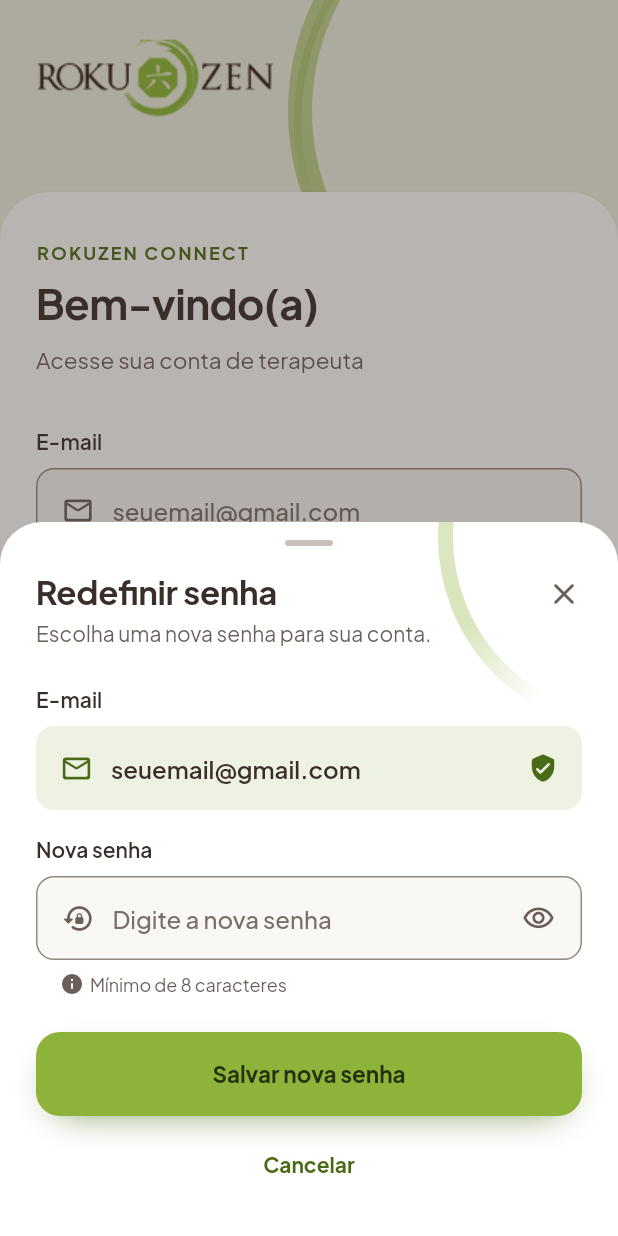
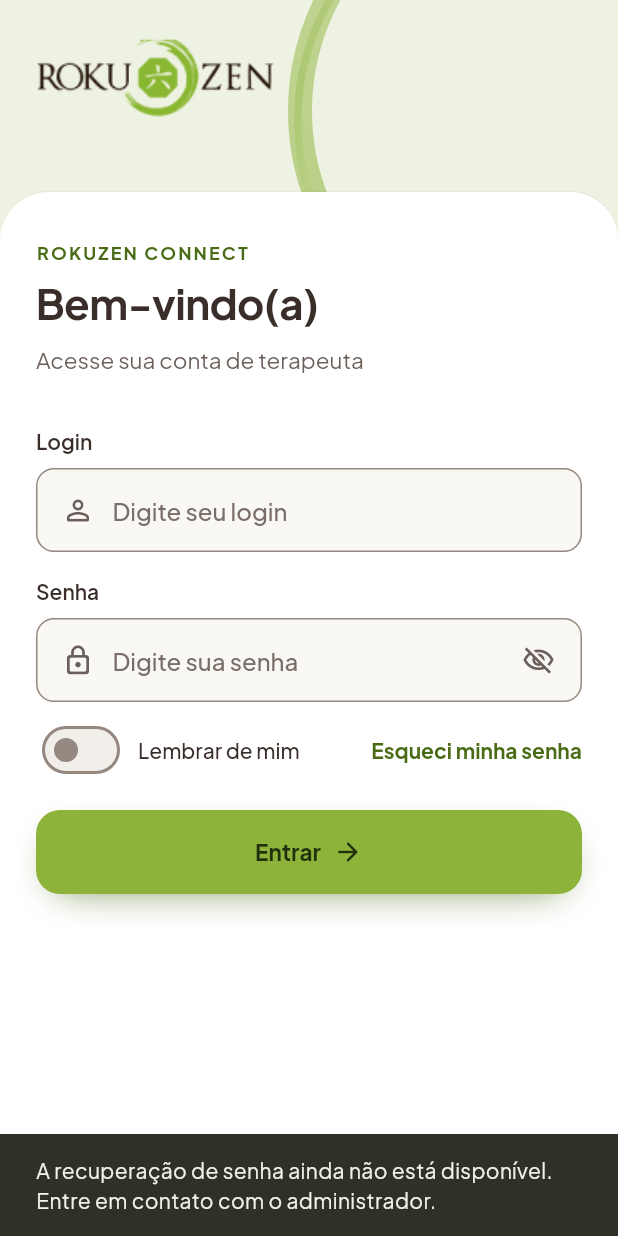
Before and after one commit to LucasCecareli/rokuzen-connect, a Flutter app: the screen it shows after launch, after a tap on the "visibility" icon, after a tap on "Esqueci minha senha", on a phone screen of 412 x 824 dp. Run offline on Flutter 3.47's test engine with Material 3 defaults, Android fonts, the phone set to English and light mode, and no system bars; our stand-ins replace google_fonts, shared_preferences.

Commit message:
feat(auth): implementa login integrado ao backend

```diff
--- /dev/null
+++ b/lib/data/services/login_preferences_service.dart
@@ -0,0 +1,42 @@
+
+import 'package:shared_preferences/shared_preferences.dart';
+
+/// Gerencia a preferência "Lembrar de mim".
+/// Armazena apenas o login, nunca a senha.
+class LoginPreferencesService {
+  static const String _chaveLogin = 'rokuzen_login_lembrado';
+  static const String _chaveLembrar = 'rokuzen_lembrar_login';
+
+  /// Recupera o login salvo, se a preferência estiver ativa.
+  Future<String?> carregarLogin() async {
+    final prefs = await SharedPreferences.getInstance();
+
+    final lembrar = prefs.getBool(_chaveLembrar) ?? false;
+
+    if (!lembrar) return null;
+
+    return prefs.getString(_chaveLogin);
+  }
+
+  /// Verifica se o usuário escolheu lembrar o login.
+  Future<bool> deveLembrar() async {
+    final prefs = await SharedPreferences.getInstance();
+    return prefs.getBool(_chaveLembrar) ?? false;
+  }
+
+  /// Salva apenas o login após autenticação bem-sucedida.
+  Future<void> salvarLogin(String login) async {
+    final prefs = await SharedPreferences.getInstance();
+
+    await prefs.setString(_chaveLogin, login);
+    await prefs.setBool(_chaveLembrar, true);
+  }
+
+  /// Remove o login salvo e desativa a preferência.
+  Future<void> limparLogin() async {
+    final prefs = await SharedPreferences.getInstance();
+
+    await prefs.remove(_chaveLogin);
+    await prefs.setBool(_chaveLembrar, false);
+  }
+}
--- a/lib/features/login/tela_login.dart
+++ b/lib/features/login/tela_login.dart
@@ -1,22 +1,18 @@
-import 'dart:async';
-
 import 'package:flutter/material.dart';
 
 import '../../core/app_colors.dart';
-import '../../core/app_config.dart';
+import '../../data/services/auth_api_service.dart';
+import '../../data/services/login_preferences_service.dart';
 import '../../core/app_text.dart';
 import '../../widgets/campos.dart';
 import '../../widgets/componentes.dart';
 import '../../widgets/decoracao.dart';
-import '../../widgets/folhas.dart';
 import '../../widgets/responsivo.dart';
 
 enum _Estado { ocioso, carregando, sucesso, erro }
 
 /// Tela de login do terapeuta.
-///
-/// Modo de demonstração: aceita qualquer e-mail terminado em @gmail.com e
-/// qualquer senha não vazia.
+/// Autenticação real pelo backend Rokuzen Connect.
 class TelaLogin extends StatefulWidget {
   const TelaLogin({super.key, required this.aoEntrar});
   final VoidCallback aoEntrar;
@@ -26,87 +22,145 @@ class TelaLogin extends StatefulWidget {
 }
 
 class _TelaLoginState extends State<TelaLogin> {
-  final _email = TextEditingController();
+  final _login = TextEditingController();
   final _senha = TextEditingController();
   final _focoSenha = FocusNode();
   bool _mostrarSenha = false;
-  bool _lembrar = true;
+  bool _lembrar = false;
+  bool _preferenciasCarregadas = false;
+
+  final LoginPreferencesService _loginPreferences = LoginPreferencesService();
   _Estado _estado = _Estado.ocioso;
-  String? _erroEmail;
+  String? _erroLogin;
+  String _mensagemErro = 'Login ou senha incorretos.';
   String? _erroSenha;
-  Timer? _timer;
 
   bool get _ocupado =>
       _estado == _Estado.carregando || _estado == _Estado.sucesso;
 
   @override
+  void initState() {
+    super.initState();
+    _carregarPreferencias();
+  }
+
+  Future<void> _carregarPreferencias() async {
+    try {
+      final lembrar = await _loginPreferences.deveLembrar();
+      final loginSalvo = await _loginPreferences.carregarLogin();
+
+      if (!mounted) return;
+
+      setState(() {
+        _lembrar = lembrar;
+        _preferenciasCarregadas = true;
+
+        if (lembrar && loginSalvo != null) {
+          _login.text = loginSalvo;
+        }
+      });
+    } catch (_) {
+      if (!mounted) return;
+
+      setState(() {
+        _lembrar = false;
+        _preferenciasCarregadas = true;
+      });
+    }
+  }
+
+  @override
   void dispose() {
-    _timer?.cancel();
-    _email.dispose();
+    _login.dispose();
     _senha.dispose();
     _focoSenha.dispose();
     super.dispose();
   }
 
   void _limparErros() {
-    if (_erroEmail != null || _erroSenha != null || _estado == _Estado.erro) {
+    if (_erroLogin != null || _erroSenha != null || _estado == _Estado.erro) {
       setState(() {
-        _erroEmail = null;
+        _erroLogin = null;
         _erroSenha = null;
         if (_estado == _Estado.erro) _estado = _Estado.ocioso;
       });
     }
   }
 
-  void _entrar() {
+  Future<void> _entrar() async {
     if (_ocupado) return;
-    final email = _email.text.trim();
+
+    final login = _login.text.trim();
     final senha = _senha.text;
-    String? erroEmail;
-    String? erroSenha;
-    if (AppConfig.modoDemonstracao) {
-      if (!RegExp(r'^\S+@gmail\.com$', caseSensitive: false).hasMatch(email)) {
-        erroEmail = 'Use um e-mail válido terminado em @gmail.com';
-      }
-      if (senha.isEmpty) erroSenha = 'Digite sua senha';
-    } else {
-      if (!RegExp(r'^\S+@\S+\.\S+$').hasMatch(email)) {
-        erroEmail = email.isEmpty ? 'Informe seu e-mail' : 'Informe um e-mail válido';
-      }
-      if (senha.isEmpty) erroSenha = 'Informe sua senha';
-    }
-    if (erroEmail != null || erroSenha != null) {
+    final erroLogin = login.isEmpty ? 'Informe seu login' : null;
+    final erroSenha = senha.isEmpty ? 'Informe sua senha' : null;
+
+    if (erroLogin != null || erroSenha != null) {
       setState(() {
-        _erroEmail = erroEmail;
+        _erroLogin = erroLogin;
         _erroSenha = erroSenha;
         _estado = _Estado.ocioso;
       });
       return;
     }
+
     FocusScope.of(context).unfocus();
     setState(() {
-      _erroEmail = null;
+      _erroLogin = null;
       _erroSenha = null;
       _estado = _Estado.carregando;
     });
-    // TODO(grupo): quando houver autenticação real, validar no backend aqui
-    // e usar `_Estado.erro` para "E-mail ou senha incorretos".
-    _timer = Timer(const Duration(milliseconds: 900), () {
+
+    try {
+      final resultado = await AuthApiService().autenticar(
+        login: login,
+        senha: senha,
+      );
       if (!mounted) return;
+
+      if (resultado['success'] == true) {
+        try {
+          if (_lembrar) {
+            await _loginPreferences.salvarLogin(login);
+          } else {
+            await _loginPreferences.limparLogin();
+          }
+        } catch (_) {
+          // Falhas no armazenamento local não impedem o login.
+        }
+
+        if (!mounted) return;
+
+        _senha.clear();
         setState(() => _estado = _Estado.sucesso);
-      _timer = Timer(const Duration(milliseconds: 900), widget.aoEntrar);
+        widget.aoEntrar();
+      }else {
+        if (!mounted) return;
+        setState(() {
+          _mensagemErro = resultado['message'] is String
+              ? resultado['message'] as String
+              : 'Login ou senha incorretos.';
+          _estado = _Estado.erro;
         });
       }
+    } catch (_) {
+      if (!mounted) return;
+      setState(() {
+        _mensagemErro =
+            'Não foi possível autenticar. Verifique suas credenciais e a conexão com o servidor.';
+        _estado = _Estado.erro;
+      });
+    }
+  }
 
-  Future<void> _esqueciSenha() async {
+  void _esqueciSenha() {
     if (_ocupado) return;
-    final email = _email.text.trim();
-    await abrirFolha<void>(
-      context,
-      builder: (_) => _FolhaRedefinirSenha(
-        email: RegExp(r'^\S+@\S+\.\S+$').hasMatch(email)
-            ? email
-            : 'seuemail@gmail.com',
+    ScaffoldMessenger.of(context).showSnackBar(
+      const SnackBar(
+        content: Text(
+          'A recuperação de senha ainda não está disponível. '
+          'Entre em contato com o administrador.',
+        ),
       ),
     );
   }
@@ -141,7 +195,11 @@ class _TelaLoginState extends State<TelaLogin> {
           top: -84,
           right: -112,
           child: AnelEnso(
-              tamanho: 328, espessura: 5, rotacao: 244, intensidade: 0.7),
+            tamanho: 328,
+            espessura: 5,
+            rotacao: 244,
+            intensidade: 0.7,
+          ),
         ),
         SafeArea(
           bottom: false,
@@ -169,7 +227,8 @@ class _TelaLoginState extends State<TelaLogin> {
                       decoration: BoxDecoration(
                         color: AppColors.superficie,
                         borderRadius: const BorderRadius.vertical(
-                            top: Radius.circular(32)),
+                          top: Radius.circular(32),
+                        ),
                         boxShadow: [
                           BoxShadow(
                             color: AppColors.texto.withValues(alpha: 0.04),
@@ -190,8 +249,12 @@ class _TelaLoginState extends State<TelaLogin> {
                           children: [
                             _formulario(erroGeral),
                             Padding(
-                              padding: EdgeInsets.fromLTRB(0, 32, 0,
-                                  24 + MediaQuery.paddingOf(context).bottom),
+                              padding: EdgeInsets.fromLTRB(
+                                0,
+                                32,
+                                0,
+                                24 + MediaQuery.paddingOf(context).bottom,
+                              ),
                               child: _rodape(),
                             ),
                           ],
@@ -221,7 +284,11 @@ class _TelaLoginState extends State<TelaLogin> {
           bottom: -220,
           left: -180,
           child: AnelEnso(
-              tamanho: 480, espessura: 14, rotacao: 40, intensidade: 0.8),
+            tamanho: 480,
+            espessura: 14,
+            rotacao: 40,
+            intensidade: 0.8,
+          ),
         ),
         SafeArea(
           child: Center(
@@ -242,7 +309,10 @@ class _TelaLoginState extends State<TelaLogin> {
                       child: Column(
                         crossAxisAlignment: CrossAxisAlignment.stretch,
                         children: [
-                          Align(alignment: Alignment.centerLeft, child: _logo()),
+                          Align(
+                            alignment: Alignment.centerLeft,
+                            child: _logo(),
+                          ),
                           const SizedBox(height: 32),
                           _formulario(erroGeral),
                         ],
@@ -291,8 +361,10 @@ class _TelaLoginState extends State<TelaLogin> {
       child: Column(
         crossAxisAlignment: CrossAxisAlignment.stretch,
         children: [
-            Text('ROKUZEN CONNECT',
-                style: AppText.sobretitulo().copyWith(letterSpacing: 1.4)),
+          Text(
+            'ROKUZEN CONNECT',
+            style: AppText.sobretitulo().copyWith(letterSpacing: 1.4),
+          ),
           const SizedBox(height: 8),
           Text('Bem-vindo(a)', style: AppText.tituloTela()),
           const SizedBox(height: 8),
@@ -302,21 +374,19 @@ class _TelaLoginState extends State<TelaLogin> {
           ),
           if (erroGeral) ...[
             const SizedBox(height: 24),
-              const _BannerErro(),
+            _BannerErro(mensagem: _mensagemErro),
           ],
           SizedBox(height: erroGeral ? 24 : 32),
           CampoTexto(
-              rotulo: 'E-mail',
-              controller: _email,
-              icone: Icons.mail_outline_rounded,
-              dica: AppConfig.modoDemonstracao
-                  ? 'seuemail@gmail.com'
-                  : 'seuemail@rokuzen.com.br',
-              erro: _erroEmail,
+            rotulo: 'Login',
+            controller: _login,
+            icone: Icons.person_outline_rounded,
+            dica: 'Digite seu login',
+            erro: _erroLogin,
             erroComIcone: false,
-              teclado: TextInputType.emailAddress,
+            teclado: TextInputType.text,
             acaoTeclado: TextInputAction.next,
-              autofill: const [AutofillHints.username, AutofillHints.email],
+            autofill: const [AutofillHints.username],
             habilitado: !_ocupado,
             aoMudar: (_) => _limparErros(),
             aoEnviar: (_) => _focoSenha.requestFocus(),
@@ -353,20 +423,31 @@ class _TelaLoginState extends State<TelaLogin> {
               Expanded(
                 child: InkWell(
                   borderRadius: BorderRadius.circular(8),
-                    onTap: () => setState(() => _lembrar = !_lembrar),
+                  onTap: _ocupado || !_preferenciasCarregadas
+                      ? null
+                      : () => setState(() => _lembrar = !_lembrar),
                   child: ConstrainedBox(
                     constraints: const BoxConstraints(minHeight: 48),
                     child: Row(
                       children: [
                         Interruptor(
                           valor: _lembrar,
-                            aoMudar: (v) => setState(() => _lembrar = v),
+                          aoMudar: (v) {
+                            if (_ocupado || !_preferenciasCarregadas) return;
+
+                            setState(() => _lembrar = v);
+                          },
                         ),
                         const SizedBox(width: 8),
                         Flexible(
-                            child: Text('Lembrar de mim',
-                                style: AppText.s(14,
-                                    peso: FontWeight.w500, altura: 20)),
+                          child: Text(
+                            'Lembrar de mim',
+                            style: AppText.s(
+                              14,
+                              peso: FontWeight.w500,
+                              altura: 20,
+                            ),
+                          ),
                         ),
                       ],
                     ),
@@ -396,7 +477,10 @@ class _TelaLoginState extends State<TelaLogin> {
     switch (_estado) {
       case _Estado.carregando:
         return BotaoPrimario(
-            rotulo: 'Entrando…', carregando: true, aoPressionar: null);
+          rotulo: 'Entrando…',
+          carregando: true,
+          aoPressionar: null,
+        );
       case _Estado.sucesso:
         return BotaoPrimario(
           rotulo: 'Tudo certo!',
@@ -416,7 +500,9 @@ class _TelaLoginState extends State<TelaLogin> {
 }
 
 class _BannerErro extends StatelessWidget {
-  const _BannerErro();
+  const _BannerErro({required this.mensagem});
+
+  final String mensagem;
 
   @override
   Widget build(BuildContext context) {
@@ -438,15 +524,21 @@ class _BannerErro extends StatelessWidget {
                 TextSpan(
                   children: [
                     TextSpan(
-                      text: 'E-mail ou senha incorretos. ',
-                      style: AppText.s(14,
+                      text: mensagem,
+                      style: AppText.s(
+                        14,
                         peso: FontWeight.w700,
                         altura: 20,
-                          cor: AppColors.erroTexto),
+                        cor: AppColors.erroTexto,
+                      ),
                     ),
                     TextSpan(
-                      text: 'Confira os dados e tente novamente.',
-                      style: AppText.s(14, altura: 20, cor: AppColors.erroTexto),
+                      text: ' Confira os dados e tente novamente.',
+                      style: AppText.s(
+                        14,
+                        altura: 20,
+                        cor: AppColors.erroTexto,
+                      ),
                     ),
                   ],
                 ),
@@ -458,191 +550,3 @@ class _BannerErro extends StatelessWidget {
     );
   }
 }
-
-/// Folha "Redefinir senha" (apenas visual por enquanto: nada é gravado).
-class _FolhaRedefinirSenha extends StatefulWidget {
-  const _FolhaRedefinirSenha({required this.email});
-  final String email;
-
-  @override
-  State<_FolhaRedefinirSenha> createState() => _FolhaRedefinirSenhaState();
-}
-
-class _FolhaRedefinirSenhaState extends State<_FolhaRedefinirSenha> {
-  final _senha = TextEditingController();
-  bool _mostrar = false;
-  bool _erro = false;
-  bool _salvando = false;
-  bool _concluido = false;
-
-  @override
-  void dispose() {
-    _senha.dispose();
-    super.dispose();
-  }
-
-  Future<void> _salvar() async {
-    if (_salvando) return;
-    if (_senha.text.length < 8) {
-      setState(() => _erro = true);
-      return;
-    }
-    setState(() => _salvando = true);
-    await Future.delayed(const Duration(milliseconds: 1200));
-    if (mounted) setState(() => _concluido = true);
-  }
-
-  @override
-  Widget build(BuildContext context) {
-    if (_concluido) return _telaConcluido();
-    final ok = _senha.text.length >= 8;
-    final corAjuda = _erro
-        ? AppColors.erro
-        : ok
-            ? AppColors.primariaForte
-            : AppColors.textoSuave;
-    return FolhaFormulario(
-      titulo: 'Redefinir senha',
-      subtitulo: 'Escolha uma nova senha para sua conta.',
-      aoFechar: _salvando ? null : () => Navigator.of(context).pop(),
-      children: [
-        Text('E-mail', style: AppText.s(14, peso: FontWeight.w600, altura: 20)),
-        const SizedBox(height: 8),
-        Container(
-          height: 56,
-          padding: const EdgeInsets.symmetric(horizontal: 16),
-          decoration: BoxDecoration(
-            color: AppColors.fundoLogin,
-            borderRadius: BorderRadius.circular(12),
-          ),
-          child: Row(
-            children: [
-              const Icon(Icons.mail_outline_rounded,
-                  size: 22, color: AppColors.primariaForte),
-              const SizedBox(width: 12),
-              Expanded(
-                child: Text(
-                  widget.email,
-                  overflow: TextOverflow.ellipsis,
-                  style: AppText.s(16, peso: FontWeight.w600, altura: 24),
-                ),
-              ),
-              const Icon(Icons.verified_user_rounded,
-                  size: 20, color: AppColors.primariaForte),
-            ],
-          ),
-        ),
-        const SizedBox(height: 16),
-        CampoTexto(
-          rotulo: 'Nova senha',
-          controller: _senha,
-          icone: Icons.lock_reset_rounded,
-          dica: 'Digite a nova senha',
-          ocultar: !_mostrar,
-          habilitado: !_salvando,
-          erro: _erro ? ' ' : null,
-          aoMudar: (_) => setState(() => _erro = false),
-          aoEnviar: (_) => _salvar(),
-          sufixo: BotaoIcone(
-            icone: _mostrar
-                ? Icons.visibility_off_outlined
-                : Icons.visibility_outlined,
-            dica: _mostrar ? 'Ocultar senha' : 'Mostrar senha',
-            cor: AppColors.textoSuave,
-            tamanhoIcone: 22,
-            aoPressionar: () => setState(() => _mostrar = !_mostrar),
-          ),
-        ),
-        const SizedBox(height: 8),
-        Padding(
-          padding: const EdgeInsets.only(left: 16),
-          child: Row(
-            children: [
-              Icon(
-                _erro
-                    ? Icons.error_rounded
-                    : ok
-                        ? Icons.check_circle_rounded
-                        : Icons.info_rounded,
-                size: 16,
-                color: corAjuda,
-              ),
-              const SizedBox(width: 4),
-              Text(
-                _erro
-                    ? 'A senha precisa ter pelo menos 8 caracteres'
-                    : 'Mínimo de 8 caracteres',
-                style: AppText.s(12, altura: 16, cor: corAjuda),
-              ),
-            ],
-          ),
-        ),
-        const SizedBox(height: 24),
-        BotaoPrimario(
-          rotulo: _salvando ? 'Salvando…' : 'Salvar nova senha',
-          carregando: _salvando,
-          aoPressionar: _salvar,
-        ),
-        const SizedBox(height: 8),
-        Center(
-          child: BotaoTexto(
-            rotulo: 'Cancelar',
-            aoPressionar: _salvando ? null : () => Navigator.of(context).pop(),
-          ),
-        ),
-      ],
-    );
-  }
-
-  Widget _telaConcluido() {
-    return Padding(
-      padding: EdgeInsets.fromLTRB(
-          24, 12, 24, 24 + MediaQuery.paddingOf(context).bottom),
-      child: Column(
-        mainAxisSize: MainAxisSize.min,
-        children: [
-          const AlcaFolha(),
-          const SizedBox(height: 24),
-          Container(
-            width: 80,
-            height: 80,
-            decoration: const BoxDecoration(
-              color: AppColors.fundoLogin,
-              shape: BoxShape.circle,
-            ),
-            child: const Icon(Icons.check_circle_rounded,
-                size: 44, color: AppColors.primariaForte),
-          ),
-          const SizedBox(height: 16),
-          Text('Senha alterada',
-              style: AppText.s(22, peso: FontWeight.w700, altura: 28)),
-          const SizedBox(height: 8),
-          Text.rich(
-            TextSpan(
-              style: AppText.s(14, altura: 20, cor: AppColors.textoSuave),
-              children: [
-                const TextSpan(text: 'Pronto! Já pode entrar com a nova senha em '),
-                TextSpan(
-                  text: widget.email,
-                  style: AppText.s(14, peso: FontWeight.w600, altura: 20),
-                ),
-                const TextSpan(text: '.'),
-              ],
-            ),
-            textAlign: TextAlign.center,
-          ),
-          const SizedBox(height: 24),
-          SizedBox(
-            width: double.infinity,
-            child: BotaoPrimario(
-              rotulo: 'Voltar ao login',
-              icone: Icons.arrow_forward_rounded,
-              iconeDepois: true,
-              aoPressionar: () => Navigator.of(context).pop(),
-            ),
-          ),
-        ],
-      ),
-    );
-  }
-}
--- a/pubspec.yaml
+++ b/pubspec.yaml
@@ -38,6 +38,8 @@ dependencies:
   google_fonts: ^6.2.1
   # Botões "Ligar" e "WhatsApp" no perfil do paciente
   url_launcher: ^6.3.1
+  http: ^1.6.0
+  shared_preferences: ^2.5.6
 
 dev_dependencies:
   flutter_test:
```
Also changed, not shown: backend/lib/repositories/auth_repository.dart (added, +59 -0 lines), backend/lib/services/auth_service.dart (added, +63 -0 lines), lib/data/services/auth_api_service.dart (added, +64 -0 lines), pubspec.lock, 2 other files. Lines whose indentation alone changed are shown as unchanged.
